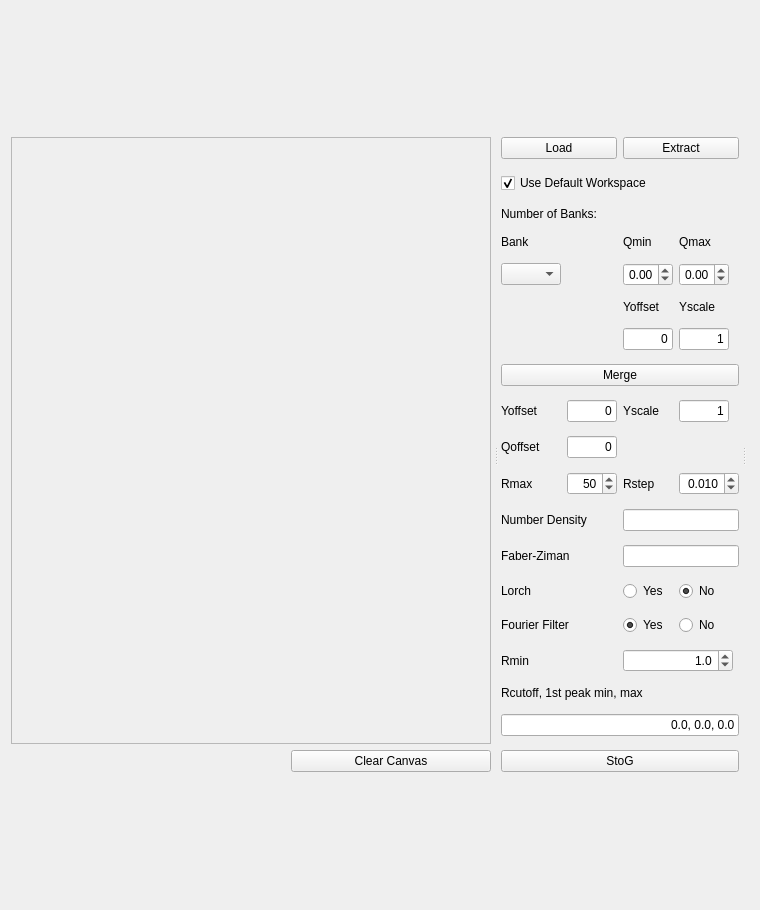
Above: addie/ui/splitui_postprocessing_mantid_tab.ui from neutrons/addie before the change. Below: the same form after it.
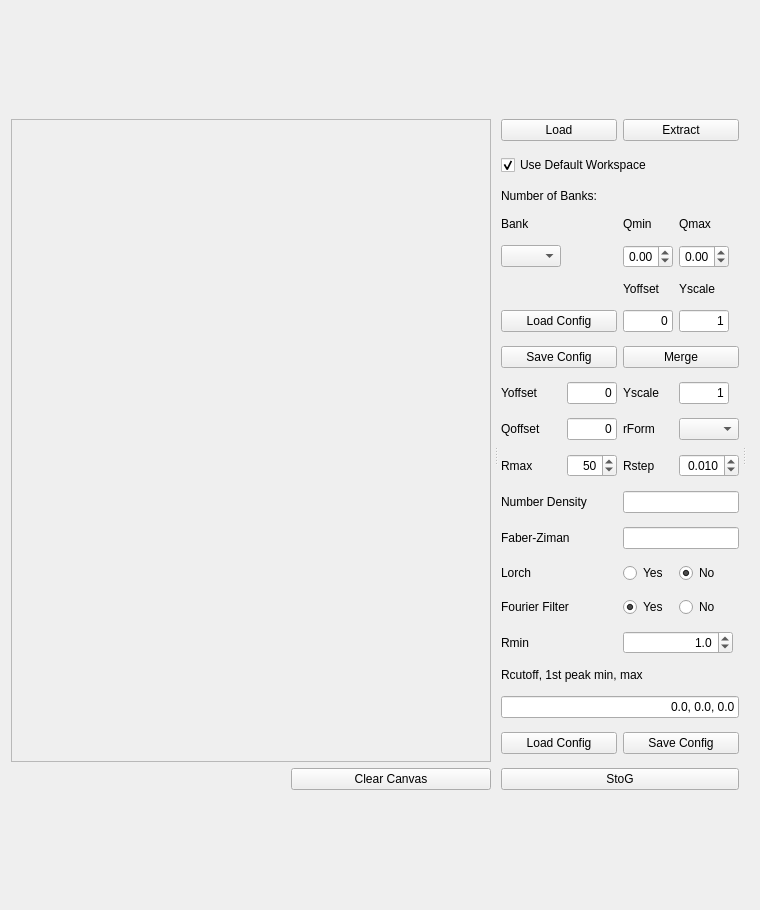
That is the form after the change.

Commit message: Major upgrade to the post processing interface

The edit to the form file:
```diff
--- a/addie/ui/splitui_postprocessing_mantid_tab.ui
+++ b/addie/ui/splitui_postprocessing_mantid_tab.ui
@@ -240,7 +240,7 @@
          </property>
         </widget>
        </item>
-       <item row="9" column="0" colspan="4">
+       <item row="9" column="2" colspan="2">
         <widget class="QPushButton" name="pushButton_mergeBanks">
          <property name="maximumSize">
           <size>
@@ -253,6 +253,32 @@
          </property>
         </widget>
        </item>
+       <item row="9" column="0" colspan="2">
+        <widget class="QPushButton" name="pushButton_savemc">
+         <property name="maximumSize">
+          <size>
+           <width>160</width>
+           <height>16777215</height>
+          </size>
+         </property>
+         <property name="text">
+          <string>Save Config</string>
+         </property>
+        </widget>
+       </item>
+       <item row="8" column="0" colspan="2">
+        <widget class="QPushButton" name="pushButton_loadmc">
+         <property name="maximumSize">
+          <size>
+           <width>160</width>
+           <height>16777215</height>
+          </size>
+         </property>
+         <property name="text">
+          <string>Load Config</string>
+         </property>
+        </widget>
+       </item>
        <item row="10" column="2">
         <widget class="QLabel" name="label_8">
          <property name="maximumSize">
@@ -282,7 +308,7 @@
          </property>
         </widget>
        </item>
-       <item row="20" column="0" colspan="4">
+       <item row="21" column="0" colspan="4">
         <widget class="QPushButton" name="pushButton_StoG">
          <property name="maximumSize">
           <size>
@@ -295,6 +321,32 @@
          </property>
         </widget>
        </item>
+       <item row="20" column="0" colspan="2">
+        <widget class="QPushButton" name="pushButton_loadsc">
+         <property name="maximumSize">
+          <size>
+           <width>320</width>
+           <height>16777215</height>
+          </size>
+         </property>
+         <property name="text">
+          <string>Load Config</string>
+         </property>
+        </widget>
+       </item>
+       <item row="20" column="2" colspan="2">
+        <widget class="QPushButton" name="pushButton_savesc">
+         <property name="maximumSize">
+          <size>
+           <width>320</width>
+           <height>16777215</height>
+          </size>
+         </property>
+         <property name="text">
+          <string>Save Config</string>
+         </property>
+        </widget>
+       </item>
        <item row="15" column="3">
         <widget class="QRadioButton" name="radioButton_Lorch_false">
          <property name="maximumSize">
@@ -359,6 +411,29 @@
          </property>
         </widget>
        </item>
+       <item row="11" column="2">
+        <widget class="QLabel" name="label_9_1">
+         <property name="maximumSize">
+          <size>
+           <width>50</width>
+           <height>16777215</height>
+          </size>
+         </property>
+         <property name="text">
+          <string>rForm</string>
+         </property>
+        </widget>
+       </item>
+       <item row="11" column="3">
+        <widget class="QComboBox" name="comboBox_pdfform">
+         <property name="maximumSize">
+          <size>
+           <width>60</width>
+           <height>16777215</height>
+          </size>
+         </property>
+        </widget>
+       </item>
        <item row="15" column="0">
         <widget class="QLabel" name="label_14">
          <property name="maximumSize">
```
The commit also changes 5 other files.
